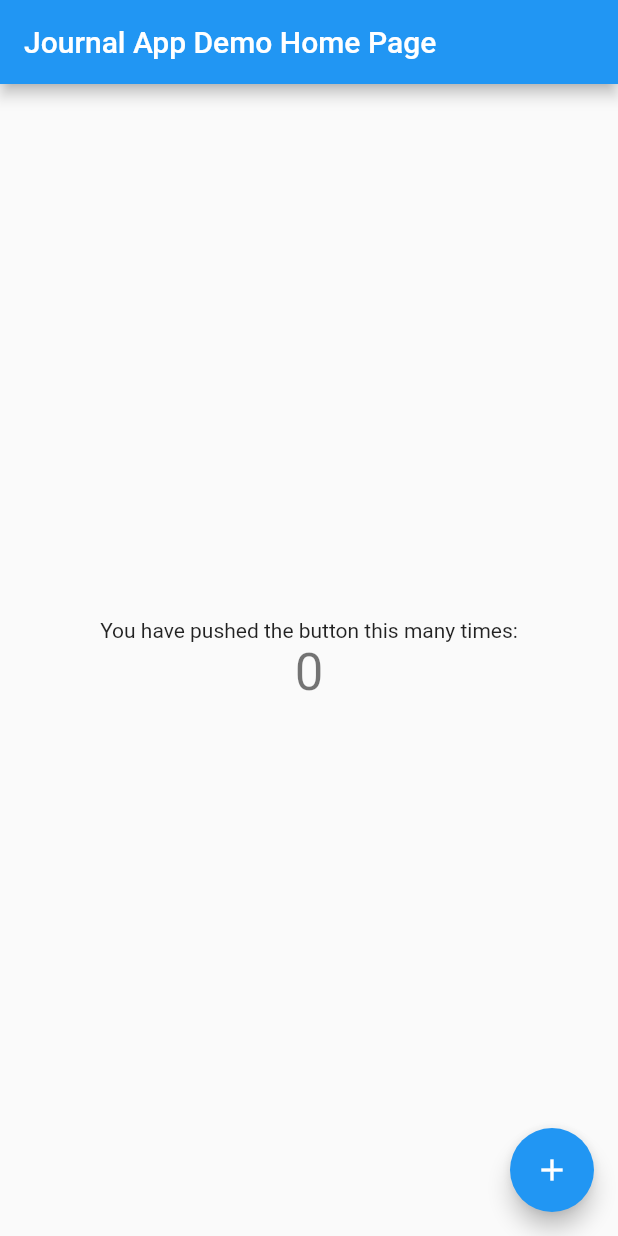
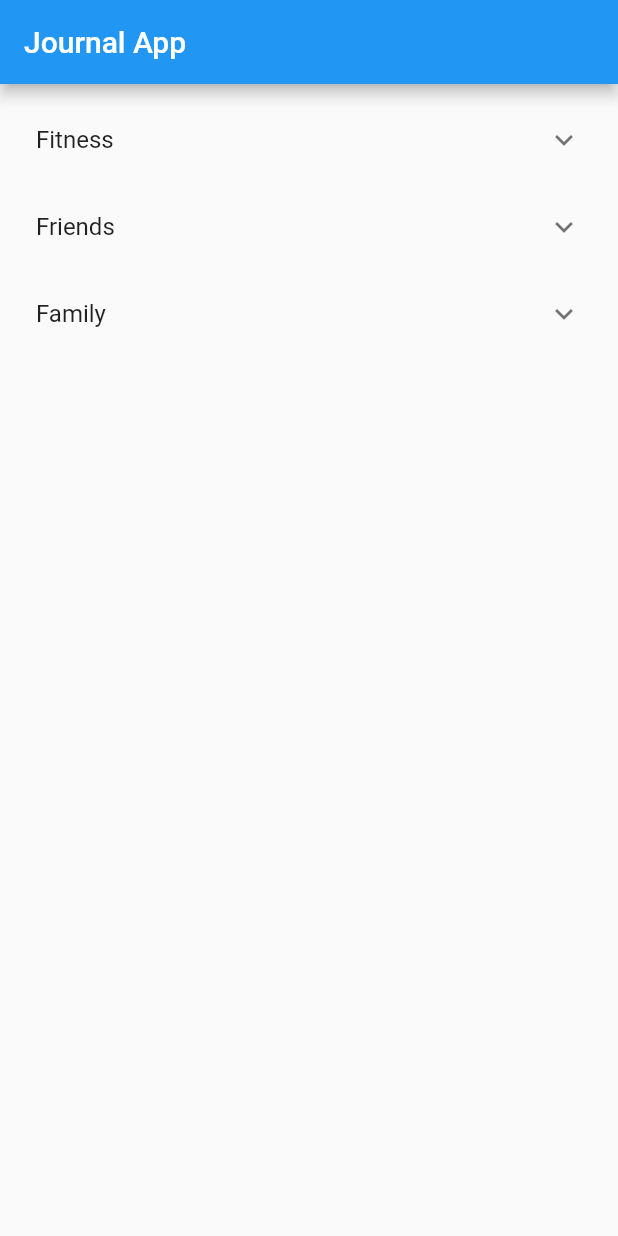
Before and after one commit to mishildesai/Journal-App, a Flutter app: the screen it shows after launch, on a phone screen of 412 x 824 dp. Run offline on Flutter 3.47's test engine with Material 2 defaults, Android fonts, the phone set to English and light mode, and no system bars.

Commit message:
Created expand for the categories of journals

```diff
--- a/lib/main.dart
+++ b/lib/main.dart
@@ -1,11 +1,12 @@
 import 'package:flutter/material.dart';
+import 'package:journal_app/screens/home_screen.dart';
 
 void main() {
   runApp(const JournalApp());
 }
 
 class JournalApp extends StatelessWidget {
-  static const _appName = "Journal App";
+  static const appName = "Journal App";
 
   const JournalApp({Key? key}) : super(key: key);
 
@@ -13,7 +14,7 @@ class JournalApp extends StatelessWidget {
   @override
   Widget build(BuildContext context) {
     return MaterialApp(
-      title: _appName,
+      title: appName,
       theme: ThemeData(
         // This is the theme of your application.
         //
@@ -26,92 +27,7 @@ class JournalApp extends StatelessWidget {
         // is not restarted.
         primarySwatch: Colors.blue,
       ),
-      home: const MyHomePage(title: _appName + ' Demo Home Page'),
+      home: const HomeScreen(),
     );
   }
 }
-
-class MyHomePage extends StatefulWidget {
-  const MyHomePage({Key? key, required this.title}) : super(key: key);
-
-  // This widget is the home page of your application. It is stateful, meaning
-  // that it has a State object (defined below) that contains fields that affect
-  // how it looks.
-
-  // This class is the configuration for the state. It holds the values (in this
-  // case the title) provided by the parent (in this case the App widget) and
-  // used by the build method of the State. Fields in a Widget subclass are
-  // always marked "final".
-
-  final String title;
-
-  @override
-  State<MyHomePage> createState() => _MyHomePageState();
-}
-
-class _MyHomePageState extends State<MyHomePage> {
-  int _counter = 0;
-
-  void _incrementCounter() {
-    setState(() {
-      // This call to setState tells the Flutter framework that something has
-      // changed in this State, which causes it to rerun the build method below
-      // so that the display can reflect the updated values. If we changed
-      // _counter without calling setState(), then the build method would not be
-      // called again, and so nothing would appear to happen.
-      _counter++;
-    });
-  }
-
-  @override
-  Widget build(BuildContext context) {
-    // This method is rerun every time setState is called, for instance as done
-    // by the _incrementCounter method above.
-    //
-    // The Flutter framework has been optimized to make rerunning build methods
-    // fast, so that you can just rebuild anything that needs updating rather
-    // than having to individually change instances of widgets.
-    return Scaffold(
-      appBar: AppBar(
-        // Here we take the value from the MyHomePage object that was created by
-        // the App.build method, and use it to set our appbar title.
-        title: Text(widget.title),
-      ),
-      body: Center(
-        // Center is a layout widget. It takes a single child and positions it
-        // in the middle of the parent.
-        child: Column(
-          // Column is also a layout widget. It takes a list of children and
-          // arranges them vertically. By default, it sizes itself to fit its
-          // children horizontally, and tries to be as tall as its parent.
-          //
-          // Invoke "debug painting" (press "p" in the console, choose the
-          // "Toggle Debug Paint" action from the Flutter Inspector in Android
-          // Studio, or the "Toggle Debug Paint" command in Visual Studio Code)
-          // to see the wireframe for each widget.
-          //
-          // Column has various properties to control how it sizes itself and
-          // how it positions its children. Here we use mainAxisAlignment to
-          // center the children vertically; the main axis here is the vertical
-          // axis because Columns are vertical (the cross axis would be
-          // horizontal).
-          mainAxisAlignment: MainAxisAlignment.center,
-          children: <Widget>[
-            const Text(
-              'You have pushed the button this many times:',
-            ),
-            Text(
-              '$_counter',
-              style: Theme.of(context).textTheme.headline4,
-            ),
-          ],
-        ),
-      ),
-      floatingActionButton: FloatingActionButton(
-        onPressed: _incrementCounter,
-        tooltip: 'Increment',
-        child: const Icon(Icons.add),
-      ), // This trailing comma makes auto-formatting nicer for build methods.
-    );
-  }
-}
--- /dev/null
+++ b/lib/models/category.dart
@@ -0,0 +1,11 @@
+import 'package:flutter/material.dart';
+import 'package:journal_app/models/journal.dart';
+
+class Category {
+  final int id;
+  final String name;
+  final Color color;
+  final List<Journal> journals;
+
+  Category(this.id, this.name, this.color, this.journals);
+}
--- /dev/null
+++ b/lib/models/journal.dart
@@ -0,0 +1,8 @@
+class Journal {
+  final int id;
+  final int categoryId;
+  final String title;
+  final String content;
+
+  Journal(this.id, this.categoryId, this.title, this.content);
+}
--- /dev/null
+++ b/lib/screens/home_screen.dart
@@ -0,0 +1,60 @@
+import 'package:flutter/material.dart';
+import 'package:journal_app/main.dart';
+import 'package:journal_app/models/category.dart';
+
+import '../models/journal.dart';
+
+class HomeScreen extends StatefulWidget {
+  const HomeScreen({Key? key}) : super(key: key);
+
+  @override
+  State<StatefulWidget> createState() => HomeScreenState();
+}
+
+class HomeScreenState extends State<HomeScreen> {
+  final List<Category> _categories = [];
+  final List<Journal> _journals = [];
+  List<Widget> journalTiles = [];
+
+  @override
+  void initState() {
+    for (int count = 0; count < 5; count++) {
+      _journals
+          .add(Journal(count, 1, "Journal $count", "Hello, this is some text for Journal $count."));
+    }
+
+    _categories.add(Category(1, "Fitness", Colors.red, _journals));
+    _categories.add(Category(2, "Friends", Colors.blue, _journals));
+    _categories.add(Category(3, "Family", Colors.green, _journals));
+
+    journalTiles = _buildJournalsList(_journals);
+
+    super.initState();
+  }
+
+  List<Widget> _buildJournalsList(List<Journal> journals) {
+    return journals
+        .map((journal) => ListTile(
+              title: Text(journal.title),
+            ))
+        .toList();
+  }
+
+  @override
+  Widget build(BuildContext context) {
+    return Scaffold(
+        appBar: AppBar(title: const Text(JournalApp.appName)),
+        body: Column(
+          children: [
+            ListView.builder(
+                shrinkWrap: true,
+                padding: const EdgeInsets.all(8),
+                itemCount: _categories.length,
+                itemBuilder: (BuildContext context, int index) {
+                  return ExpansionTile(
+                      title: Text(_categories[index].name), children: journalTiles);
+                }),
+          ],
+        ));
+  }
+}
```
